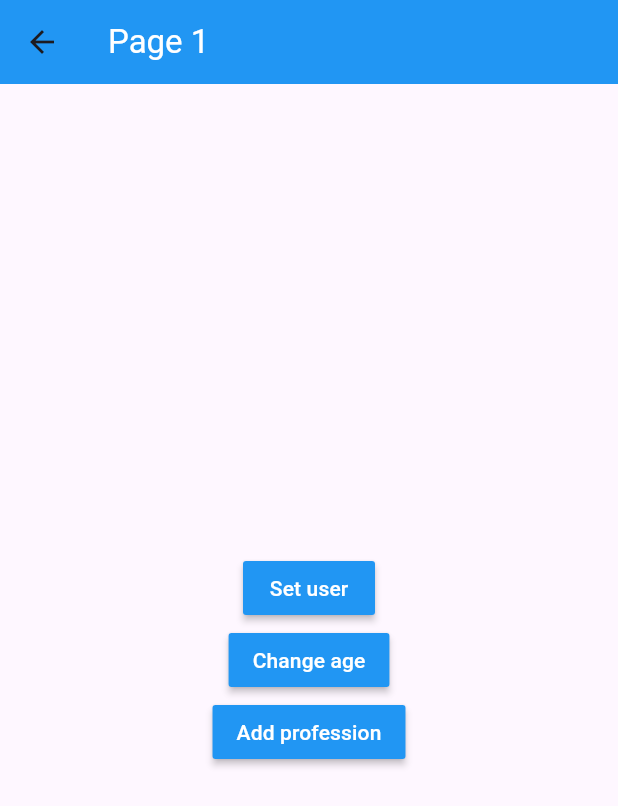
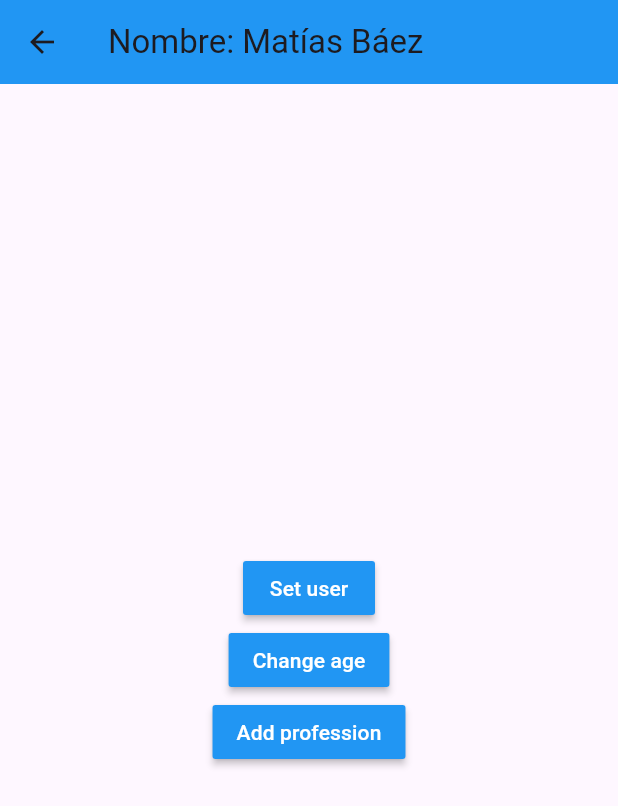
Before and after one commit to matiasbaez/flutter-state-management, a Flutter app: the Page2 screen opened by its route, after a tap on "Set user", on a phone screen of 412 x 824 dp. Shown: the top 806 px of the screen. Run offline on Flutter 3.47's test engine with Material 2 defaults, Android fonts, the phone set to English and light mode, and no system bars; accounts and stored records are empty.

Commit message:
Use stream controller to refresh widget data

```diff
--- /dev/null
+++ b/lib/models/models.dart
@@ -0,0 +1,2 @@
+
+export 'package:state_management/models/user.dart';
--- a/lib/models/user.dart
+++ b/lib/models/user.dart
@@ -1,3 +1,5 @@
+
+import 'package:meta/meta.dart';
 
 class User {
 
@@ -5,10 +7,11 @@ class User {
   int age;
   List<String> professions;
 
-  User(
-    this.name,
-    this.age,
-    this.professions
-  );
+  User({
+    required this.name,
+    this.age = 0,
+    this.professions = const []
+  })
+  : assert(name != null);
 
 }
--- a/lib/pages/page1.dart
+++ b/lib/pages/page1.dart
@@ -1,5 +1,8 @@
 
 import 'package:flutter/material.dart';
+
+import 'package:state_management/models/models.dart';
+import 'package:state_management/services/user.dart';
 
 class Page1 extends StatelessWidget {
 
@@ -7,12 +10,22 @@ class Page1 extends StatelessWidget {
 
   @override
   Widget build(BuildContext context) {
+
     return Scaffold(
       appBar: AppBar(
         title: const Text('Page 1', style: TextStyle( color: Colors.white ) ),
         backgroundColor: Colors.blue,
       ),
-      body: _UserInfo(),
+
+      body: StreamBuilder(
+        stream: userService.userStream,
+        builder: (context, snapshot) {
+          return snapshot.hasData
+          ? _UserInfo(user: userService.user)
+          : const Center( child: Text('No hay información del usuario' ) );
+        },
+      ),
+
       floatingActionButton: FloatingActionButton(
         onPressed: () => Navigator.pushNamed(context, 'page2'),
         child: const Icon(Icons.accessibility_new),
@@ -22,8 +35,12 @@ class Page1 extends StatelessWidget {
 }
 
 class _UserInfo extends StatelessWidget {
+
+  final User? user;
+
   const _UserInfo({
     super.key,
+    required this.user,
   });
 
   @override
@@ -32,20 +49,20 @@ class _UserInfo extends StatelessWidget {
       height: double.infinity,
       width: double.infinity,
       padding: const EdgeInsets.all(20.0),
-      child: const Column(
+      child: Column(
         crossAxisAlignment: CrossAxisAlignment.start,
         children: [
-          Text('General', style: TextStyle( fontSize: 18, fontWeight: FontWeight.bold ) ),
-          Divider(),
+          const Text('General', style: TextStyle( fontSize: 18, fontWeight: FontWeight.bold ) ),
+          const Divider(),
 
-          ListTile( title: Text('Nombre: ' ) ),
-          ListTile( title: Text('Edad: ' ) ),
+          ListTile( title: Text('Nombre: ${user?.name}' ) ),
+          ListTile( title: Text('Edad: ${user?.age}' ) ),
 
-          Text('Profesiones', style: TextStyle( fontSize: 18, fontWeight: FontWeight.bold ) ),
-          Divider(),
+          const Text('Profesiones', style: TextStyle( fontSize: 18, fontWeight: FontWeight.bold ) ),
+          const Divider(),
 
-          ListTile( title: Text('Profesion 1: ' ) ),
-          ListTile( title: Text('Profesion 2: ' ) ),
+          const ListTile( title: Text('Profesion 1: ' ) ),
+          const ListTile( title: Text('Profesion 2: ' ) ),
         ],
       ),
     );
--- a/lib/pages/page2.dart
+++ b/lib/pages/page2.dart
@@ -1,5 +1,7 @@
 
 import 'package:flutter/material.dart';
+import 'package:state_management/models/models.dart';
+import 'package:state_management/services/user.dart';
 
 class Page2 extends StatelessWidget {
 
@@ -9,7 +11,14 @@ class Page2 extends StatelessWidget {
   Widget build(BuildContext context) {
     return Scaffold(
       appBar: AppBar(
-        title: const Text('Page 1', style: TextStyle( color: Colors.white ) ),
+        title: StreamBuilder(
+          stream: userService.userStream,
+          builder: (context, snapshot) {
+            return snapshot.hasData
+            ? Text('Nombre: ${snapshot.data?.name}')
+            : const Text('Page 2');
+          },
+        ),
         backgroundColor: Colors.blue,
       ),
       body: Center(
@@ -17,13 +26,20 @@ class Page2 extends StatelessWidget {
           mainAxisAlignment: MainAxisAlignment.center,
           children: [
             MaterialButton(
-              onPressed: () {},
+              onPressed: () {
+                final user = User(name: 'Matías Báez', age: 25);
+                userService.setUser(user);
+                // Navigator.pushReplacementNamed(context, 'page1');
+              },
               color: Colors.blue,
               child: const Text('Set user', style: TextStyle( color: Colors.white )),
             ),
 
             MaterialButton(
-              onPressed: () {},
+              onPressed: () {
+                userService.updateAge(26);
+                // Navigator.pushReplacementNamed(context, 'page1');
+              },
               color: Colors.blue,
               child: const Text('Change age', style: TextStyle( color: Colors.white )),
             ),
--- /dev/null
+++ b/lib/services/user.dart
@@ -0,0 +1,31 @@
+
+import 'dart:async';
+
+import 'package:state_management/models/models.dart';
+
+class _UserService {
+
+  User? _user;
+  final StreamController<User?> _userStreamCtrl = StreamController<User?>.broadcast();
+
+  User? get user => _user;
+  bool get userExists => (_user != null) ? true : false;
+  Stream<User?> get userStream => _userStreamCtrl.stream;
+
+  void setUser(User user) {
+    _user = user;
+    _userStreamCtrl.add(user);
+  }
+
+  void updateAge(int age) {
+    _user?.age = age;
+    _userStreamCtrl.add(_user);
+  }
+
+  dispose() {
+    _userStreamCtrl.close();
+  }
+
+}
+
+final userService = _UserService();
```
Also changed, not shown: lib/services/services.dart (added).
